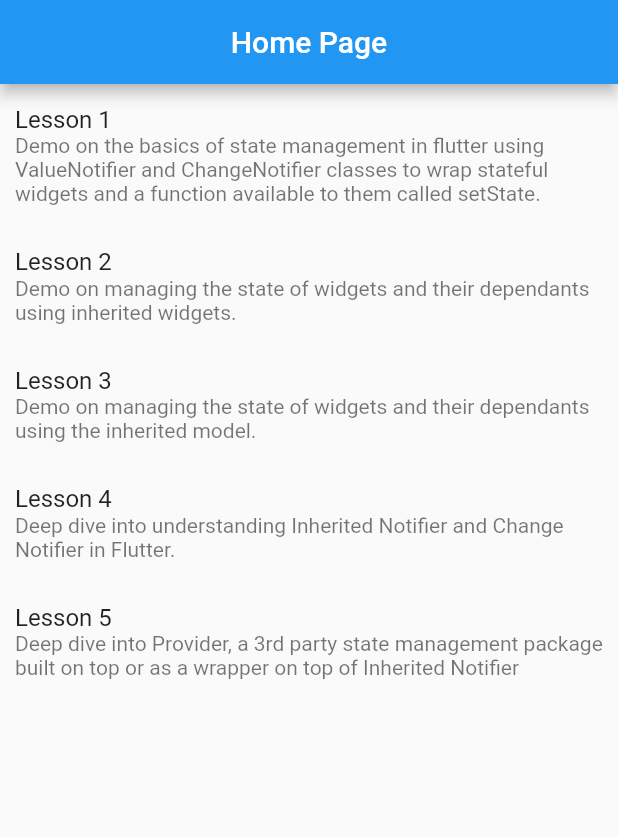
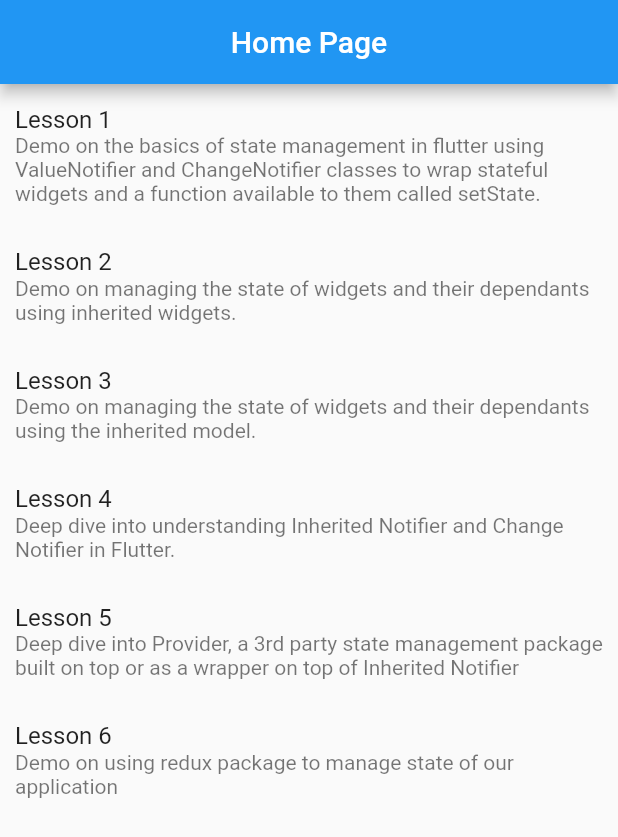
Before and after one commit to debola-is/flutter_state_management_series, a Flutter app: the screen it shows after launch, on a phone screen of 412 x 824 dp. Shown: the top 837 px of the screen. Run offline on Flutter 3.47's test engine with Material 2 defaults, Android fonts, the phone set to English and light mode, and no system bars.

Commit message:
Lesson on dart redux

```diff
--- a/lib/main.dart
+++ b/lib/main.dart
@@ -4,6 +4,7 @@ import 'package:flutter_state_management_series/2_inherited_widget/start_2.dart'
 import 'package:flutter_state_management_series/3_inherited_model/start_3.dart';
 import 'package:flutter_state_management_series/4_inherited_notifier_and_change_notfier/start_4.dart';
 import 'package:flutter_state_management_series/5_provider/start_5.dart';
+import 'package:flutter_state_management_series/6_redux/start_6.dart';
 
 void main() {
   runApp(const MyApp());
@@ -66,4 +67,6 @@ Map<Widget, String> _demos = {
       "Deep dive into understanding Inherited Notifier and Change Notifier in Flutter.",
   const Demo5():
       "Deep dive into Provider, a 3rd party state management package built on top or as a wrapper on top of Inherited Notifier",
+  const Demo6():
+      "Demo on using redux package to manage state of our application"
 };
```
Also changed, not shown: lib/6_redux/start_6.dart (added, +35 -0 lines).
